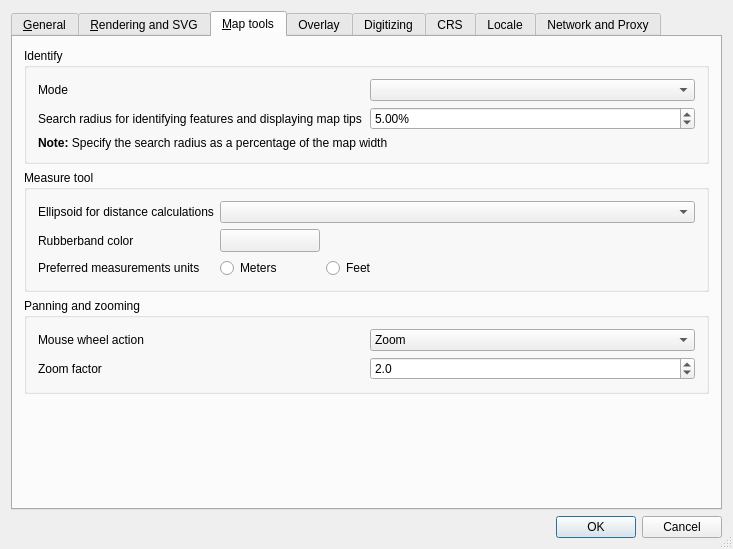
This is qgis/src/ui/qgsoptionsbase.ui in sourcepole/qgis as Qt 5 draws it before an edit. The edited form follows.
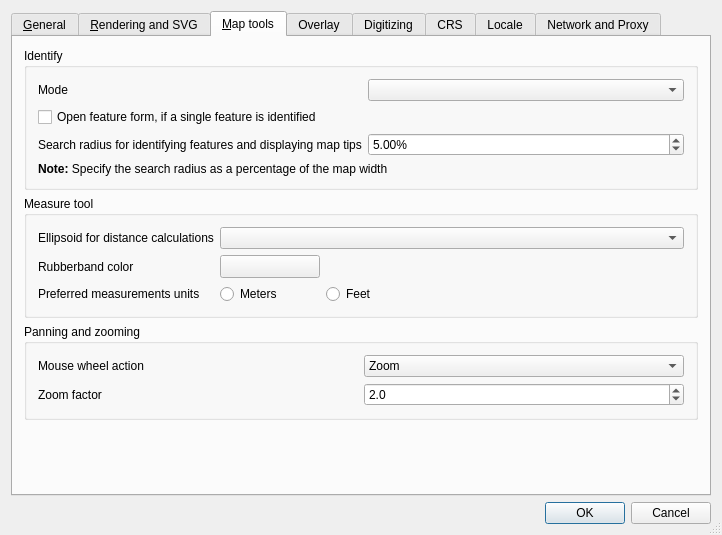
This is the edited form. The open tabs and pages were chosen to show the change. Custom widgets are drawn as their Qt base class.

Commit message: [FEATURE] add option to open the feature form, if a single feature is identified

Diff of the .ui file:
```diff
--- a/qgis/src/ui/qgsoptionsbase.ui
+++ b/qgis/src/ui/qgsoptionsbase.ui
@@ -6,8 +6,8 @@
    <rect>
     <x>0</x>
     <y>0</y>
-    <width>733</width>
-    <height>549</height>
+    <width>722</width>
+    <height>529</height>
    </rect>
   </property>
   <property name="windowTitle">
@@ -455,7 +455,7 @@
           <property name="margin">
            <number>11</number>
           </property>
-          <item row="2" column="0" colspan="2">
+          <item row="3" column="0" colspan="2">
            <widget class="QLabel" name="textLabel2">
             <property name="text">
              <string>&lt;b&gt;Note:&lt;/b&gt; Specify the search radius as a percentage of the map width</string>
@@ -465,7 +465,7 @@
             </property>
            </widget>
           </item>
-          <item row="1" column="0">
+          <item row="2" column="0">
            <widget class="QLabel" name="textLabel1_3">
             <property name="text">
              <string>Search radius for identifying features and displaying map tips</string>
@@ -475,7 +475,7 @@
             </property>
            </widget>
           </item>
-          <item row="1" column="1">
+          <item row="2" column="1">
            <widget class="QDoubleSpinBox" name="spinBoxIdentifyValue">
             <property name="suffix">
              <string>%</string>
@@ -504,6 +504,13 @@
             </property>
            </widget>
           </item>
+          <item row="1" column="0" colspan="2">
+           <widget class="QCheckBox" name="cbxAutoFeatureForm">
+            <property name="text">
+             <string>Open feature form, if a single feature is identified</string>
+            </property>
+           </widget>
+          </item>
          </layout>
         </widget>
        </item>
```
Left out of the diff: 2 changed lines with no effect on the pictures. The commit also changes 2 other files.
